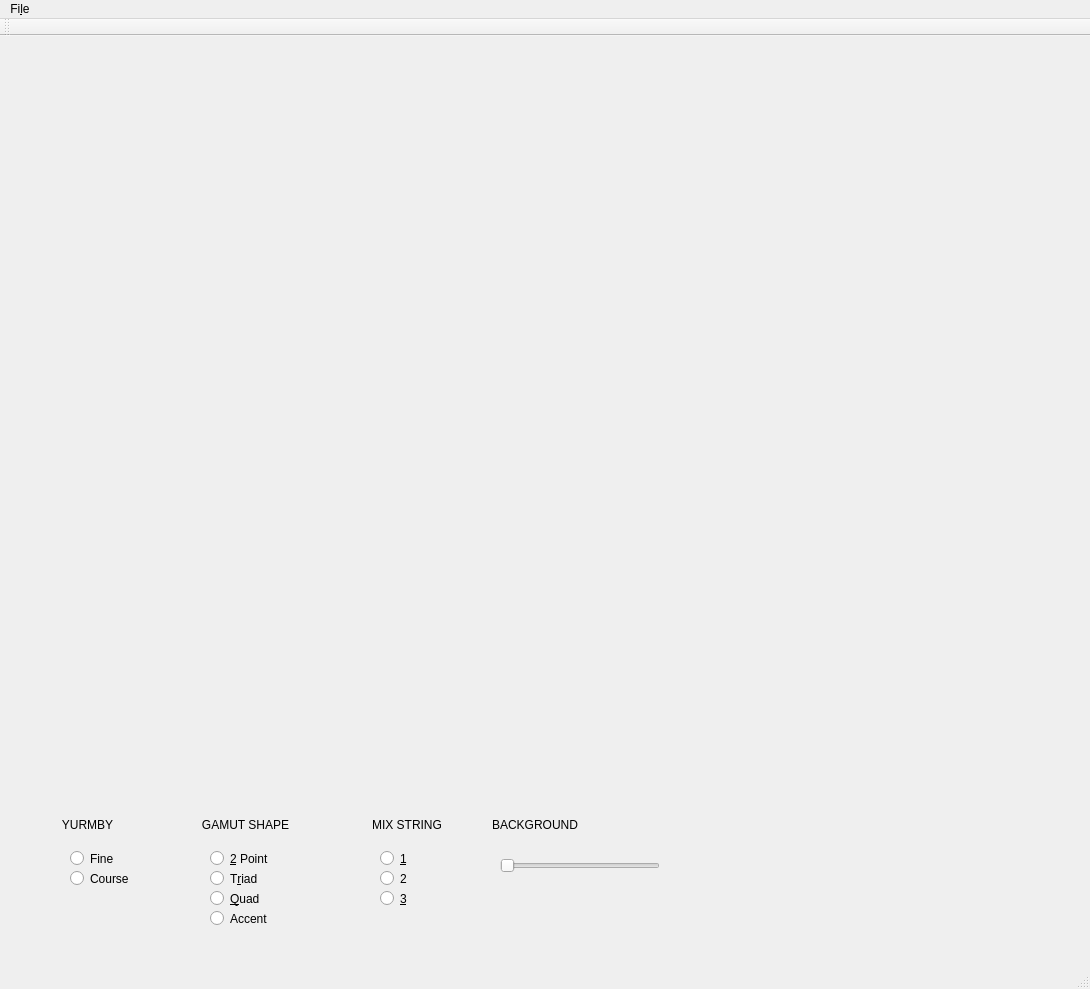
PrestoPalette/PrestoPalette, file mainwindow.ui: the form before one commit.
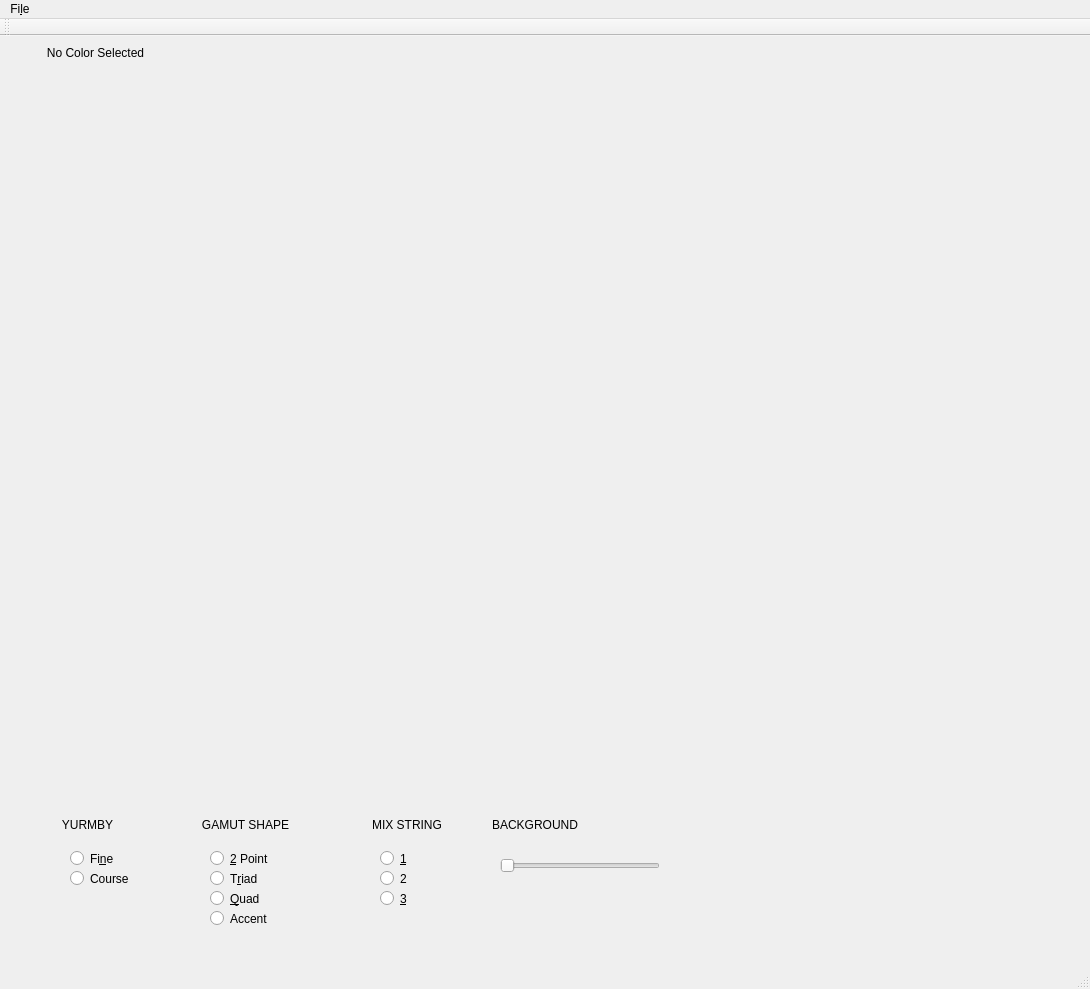
The form after the commit. Icons and pictures are not drawn.

Patch:
```diff
--- a/mainwindow.ui
+++ b/mainwindow.ui
@@ -17,10 +17,10 @@
    <widget class="QLabel" name="label">
     <property name="geometry">
      <rect>
-      <x>10</x>
-      <y>10</y>
-      <width>711</width>
-      <height>711</height>
+      <x>90</x>
+      <y>50</y>
+      <width>600</width>
+      <height>600</height>
      </rect>
     </property>
     <property name="text">
@@ -61,7 +61,7 @@
       </rect>
      </property>
      <property name="text">
-      <string>Fine</string>
+      <string>Fi&amp;ne</string>
      </property>
     </widget>
     <widget class="QRadioButton" name="radioButton_2">
@@ -252,9 +252,9 @@
     <property name="geometry">
      <rect>
       <x>790</x>
-      <y>790</y>
-      <width>171</width>
-      <height>111</height>
+      <y>780</y>
+      <width>163</width>
+      <height>153</height>
      </rect>
     </property>
     <property name="text">
@@ -270,12 +270,28 @@
    <widget class="QWidget" name="widget" native="true">
     <property name="geometry">
      <rect>
-      <x>720</x>
-      <y>450</y>
-      <width>271</width>
-      <height>201</height>
+      <x>0</x>
+      <y>-10</y>
+      <width>1091</width>
+      <height>771</height>
      </rect>
     </property>
+    <widget class="QLabel" name="lblColorName">
+     <property name="geometry">
+      <rect>
+       <x>30</x>
+       <y>20</y>
+       <width>131</width>
+       <height>61</height>
+      </rect>
+     </property>
+     <property name="text">
+      <string>No Color Selected</string>
+     </property>
+     <property name="alignment">
+      <set>Qt::AlignHCenter|Qt::AlignTop</set>
+     </property>
+    </widget>
    </widget>
   </widget>
   <widget class="QMenuBar" name="menuBar">
```
Left out of the diff: 16 changed lines with no effect on the pictures.
